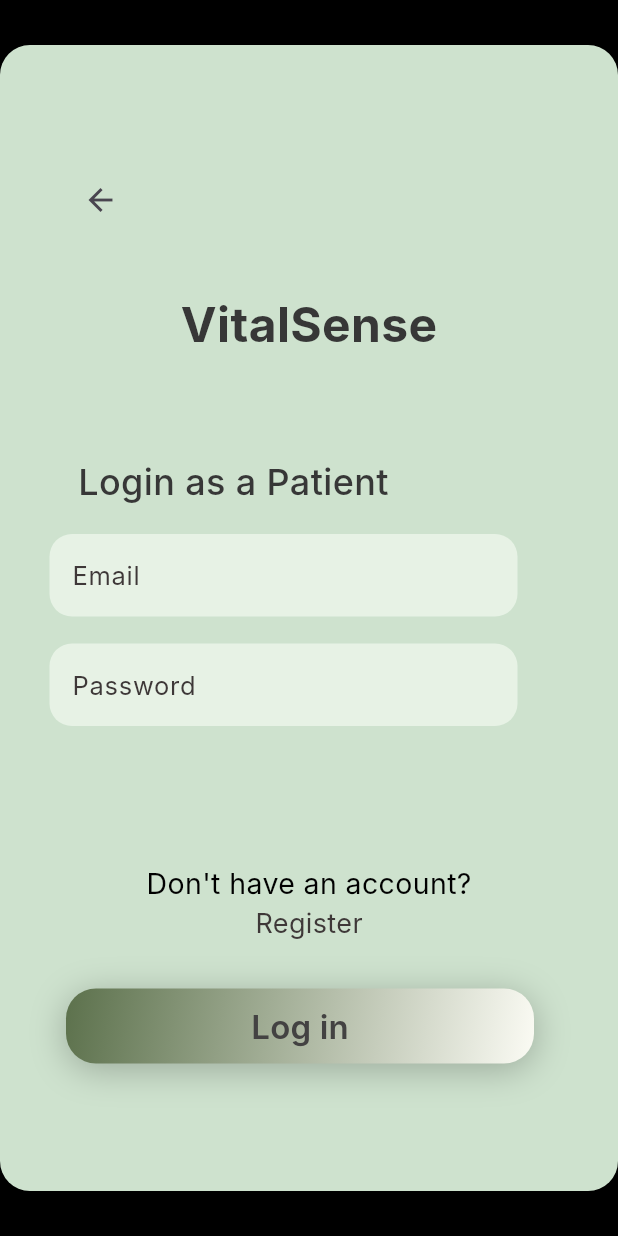
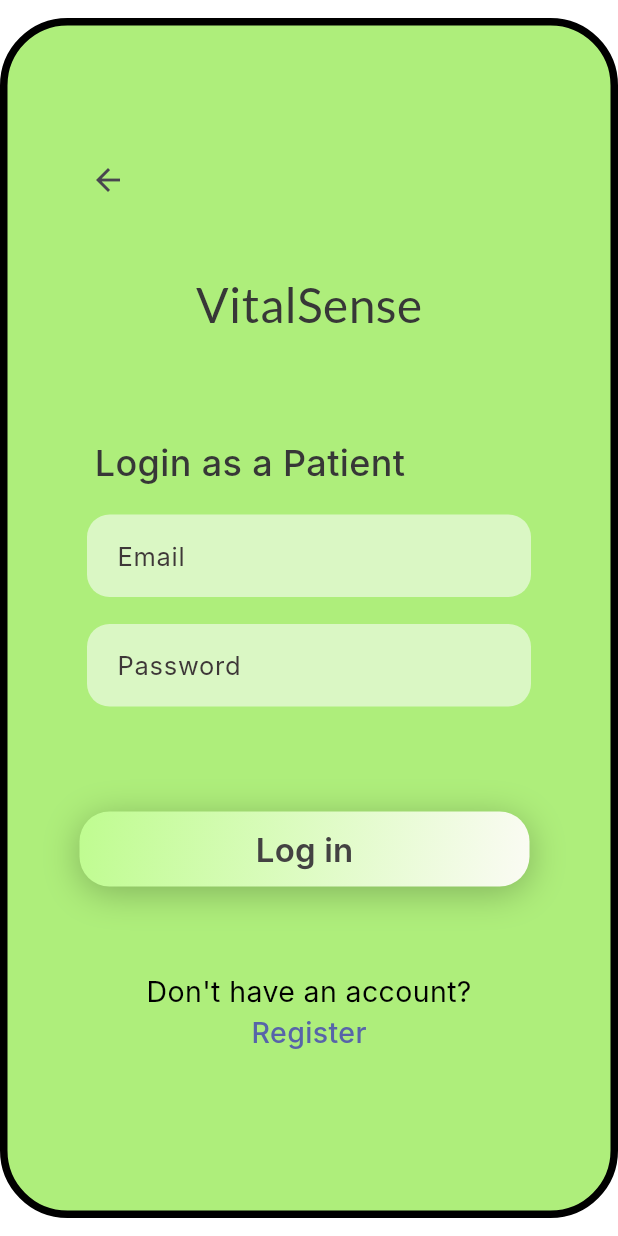
Before and after one commit to hibasiddiqui6/VitalSense, a Flutter app: the screen it shows after launch, after a tap on "Continue as", on a phone screen of 412 x 824 dp. Run offline on Flutter 3.47's test engine with Material 3 defaults, Android fonts, the phone set to English and light mode, and no system bars; our stand-ins replace google_fonts; Roboto replaces fonts that are missing (Inter).

Commit message:
welcome,login page pr frame laga diya hai baki pr lgana baki hai

```diff
--- a/lib/Modules/login_patient.dart
+++ b/lib/Modules/login_patient.dart
@@ -2,6 +2,7 @@ import 'package:flutter/material.dart';
 import 'register_patient.dart'; // Import the registration page
 import 'patient_landingPage.dart'; // Import the shirt_connection.dart page
 import 'package:vitalsense/services/api_client.dart'; // Import the ApiClient for login functionality
+import 'package:google_fonts/google_fonts.dart';
 
 class PatientLogin extends StatefulWidget {
   const PatientLogin({super.key});
@@ -18,13 +19,20 @@ class _PatientLoginState extends State<PatientLogin> {
 
   // Function to handle login
   Future<void> _login() async {
+    final email = _emailController.text.trim();
+    final password = _passwordController.text.trim();
+
+    if (email.isEmpty || password.isEmpty) {
+      setState(() {
+        _errorMessage = 'Email and password cannot be empty.';
+      });
+      return;
+    }
+
     setState(() {
       _isLoading = true;
       _errorMessage = null;
     });
-
-    final email = _emailController.text;
-    final password = _passwordController.text;
 
     // Call the login API
     final apiClient = ApiClient();
@@ -53,10 +61,19 @@ class _PatientLoginState extends State<PatientLogin> {
     double screenHeight = MediaQuery.of(context).size.height;
 
     return Scaffold(
-      backgroundColor: Colors.black,
+      backgroundColor: Colors.white,
       body: Center(
-        child: FlexibleContainer(
-          maxHeight: screenHeight - 60,
+        child: AnimatedOpacity(
+          opacity: 1.0,
+          duration: const Duration(seconds: 10),
+          child: Container(
+            width: 412,
+            height: 800, // Fixed height for the Google Pixel 9 frame
+            decoration: BoxDecoration(
+              color: const Color.fromARGB(255, 174, 238, 123),
+              borderRadius: BorderRadius.circular(45),
+              border: Border.all(width: 5, color: Colors.black), // Border width 5
+            ),
             child: SingleChildScrollView(
               child: Padding(
                 padding: const EdgeInsets.fromLTRB(33, 30, 33, 135),
@@ -80,14 +97,16 @@ class _PatientLoginState extends State<PatientLogin> {
                         style: const TextStyle(color: Colors.red, fontSize: 16),
                       ),
                     ],
-                  const SizedBox(height: 57),
-                  const RegisterPrompt(),
-                  const SizedBox(height: 30),
+                    const SizedBox(height: 35),
                     LoginButton(
                       isLoading: _isLoading,
                       onPressed: _login,
                     ),
+                    const SizedBox(height: 57),
+                    const RegisterPrompt(),
+                    const SizedBox(height: 30),
                   ],
+                ),
               ),
             ),
           ),
@@ -147,13 +166,11 @@ class TitleWidget extends StatelessWidget {
 
   @override
   Widget build(BuildContext context) {
-    return const Text(
+    return  Text(
       'VitalSense',
-      style: TextStyle(
+      style: GoogleFonts.lato(
         color: Color(0xFF373737),
         fontSize: 32,
-        fontWeight: FontWeight.w700,
-        fontFamily: 'Inter',
       ),
     );
   }
@@ -166,7 +183,7 @@ class LoginHeader extends StatelessWidget {
   @override
   Widget build(BuildContext context) {
     return const Padding(
-      padding: EdgeInsets.only(left: 19),
+      padding: EdgeInsets.only(left: 25),
       child: Text(
         'Login as a Patient',
         style: TextStyle(
@@ -196,18 +213,24 @@ class LoginForm extends StatelessWidget {
     return Form(
       child: Column(
         children: [
-          InputField(
+          Padding(
+            padding: const EdgeInsets.symmetric(horizontal: 20),
+            child: InputField(
               controller: emailController,
               labelText: 'Email',
               keyboardType: TextInputType.emailAddress,
               obscureText: false,
             ),
+          ),
           const SizedBox(height: 18),
-          InputField(
+          Padding(
+            padding: const EdgeInsets.symmetric(horizontal: 20),
+            child: InputField(
               controller: passwordController,
               labelText: 'Password',
               keyboardType: TextInputType.text,
               obscureText: true,
+            ),
           ),
         ],
       ),
@@ -235,7 +258,7 @@ class InputField extends StatelessWidget {
     return Container(
       height: 55,
       width: 312,
-      padding: const EdgeInsets.symmetric(horizontal: 15),
+      padding: const EdgeInsets.symmetric(horizontal: 20),
       decoration: BoxDecoration(
         color: const Color.fromRGBO(247, 253, 245, 1).withOpacity(0.6),
         borderRadius: BorderRadius.circular(15),
@@ -273,15 +296,15 @@ class LoginButton extends StatelessWidget {
   @override
   Widget build(BuildContext context) {
     return Padding(
-      padding: const EdgeInsets.only(left: 11),
+      padding: const EdgeInsets.only(left: 15),
       child: Container(
-        width: 312,
+        width: 300,
         height: 50,
         decoration: BoxDecoration(
           borderRadius: BorderRadius.circular(20),
           gradient: const LinearGradient(
             colors: [
-              Color(0xFF5C714C),
+              Color.fromARGB(255, 191, 252, 144),
               Color(0xFFFBFBF4),
             ],
             begin: Alignment.topLeft,
@@ -353,8 +376,9 @@ class RegisterPrompt extends StatelessWidget {
             child: const Text(
               'Register',
               style: TextStyle(
-                color: Color(0xFF3E3838),
-                fontSize: 18,
+                color: Color(0xFF5764A9),
+                fontSize: 19,
+                fontWeight: FontWeight.w500,
                 fontFamily: 'Inter',
               ),
             ),
--- a/lib/Modules/welcome_page.dart
+++ b/lib/Modules/welcome_page.dart
@@ -1,6 +1,7 @@
 import 'package:flutter/material.dart';
 import 'login_patient.dart'; // Import the login page for user
 import 'login_specialist.dart'; // Import the login page for user
+import 'package:google_fonts/google_fonts.dart';
 
 class WelcomePage extends StatelessWidget {
   const WelcomePage({super.key});
@@ -10,34 +11,44 @@ class WelcomePage extends StatelessWidget {
     double screenHeight = MediaQuery.of(context).size.height;
 
     return Scaffold(
-      backgroundColor: Colors.black,
+      backgroundColor: Colors.white,
       body: Center(
         child: SingleChildScrollView(
           child: Container(
-            width: 412, // Fixed width for the app
-            constraints: BoxConstraints(
-              maxHeight: screenHeight - 60 , // Use full screen height responsively
+            width: 400, // Frame width resembling the Google Pixel 9 screen size
+            height: 800, // Fixed height for Google Pixel 9
+            decoration: BoxDecoration(
+              color: Colors.white,
+              borderRadius: BorderRadius.circular(45),
+              border: Border.all(
+                color: Colors.black, // Black border for the mobile frame
+                width: 5, // Width of the border to make it look realistic
               ),
-            decoration: BoxDecoration(
-              border: Border.all(color: Colors.black), // Optional: border for visibility
-              color: Colors.white, // Background color
-              borderRadius: BorderRadius.circular(20),
+              boxShadow: [
+                BoxShadow(
+                  color: Colors.black.withOpacity(0.2),
+                  offset: Offset(0, 10),
+                  blurRadius: 15,
                 ),
+              ],
+            ),
+            child: ClipRRect(
+              borderRadius: BorderRadius.circular(40),
               child: Stack(
                 children: [
                   // Background image
                   Positioned.fill(
                     child: ClipRRect(
-                    borderRadius: BorderRadius.circular(20),
+                      borderRadius: BorderRadius.circular(40),
                       child: Image.asset(
                         'assets/background.png', // Replace with your image path
                         fit: BoxFit.cover,
                       ),
                     ),
                   ),
-                // Content
+                  // Content inside the frame
                   Padding(
-                  padding: const EdgeInsets.symmetric(horizontal: 38, vertical:90),
+                    padding: const EdgeInsets.symmetric(horizontal: 18, vertical: 120),
                     child: Column(
                       crossAxisAlignment: CrossAxisAlignment.center,
                       children: [
@@ -46,15 +57,16 @@ class WelcomePage extends StatelessWidget {
                           children: [
                             Text(
                               'Welcome to VitalSense',
-                            style: TextStyle(
-                              color: const Color(0xFF373737),
+                              style: GoogleFonts.lato(
                                 fontSize: 32,
-                              fontFamily: 'Inter',
-                              fontWeight: FontWeight.w700,
+                                fontWeight: FontWeight.bold,
                               ),
                             ),
                             const SizedBox(height: 10),
-                          Text(
+                            // Add margin to the SizedBox widget containing the text
+                            Container(
+                              margin: const EdgeInsets.fromLTRB(18,0,0,0), // Margin added here
+                              child: Text(
                                 'Your personal health companion for a healthier you!',
                                 style: TextStyle(
                                   color: const Color(0xFF343434),
@@ -64,6 +76,7 @@ class WelcomePage extends StatelessWidget {
                                 ),
                                 textAlign: TextAlign.left,
                               ),
+                            ),
                           ],
                         ),
                         const SizedBox(height: 50),
@@ -71,7 +84,7 @@ class WelcomePage extends StatelessWidget {
                         // Role Selection
                         Container(
                           constraints: const BoxConstraints(maxWidth: 336),
-                        margin: const EdgeInsets.symmetric(vertical: 150),
+                          margin: const EdgeInsets.symmetric(vertical: 70),
                           child: Row(
                             mainAxisAlignment: MainAxisAlignment.spaceBetween,
                             children: [
@@ -177,6 +190,7 @@ class WelcomePage extends StatelessWidget {
             ),
           ),
         ),
+      ),
     );
   }
 }
--- a/pubspec.yaml
+++ b/pubspec.yaml
@@ -32,6 +32,7 @@ dependencies:
     sdk: flutter
   http: ^1.2.2
   shared_preferences: ^2.0.15
+  google_fonts: ^5.0.0
 
 
   # The following adds the Cupertino Icons font to your application.
```
Also changed, not shown: pubspec.lock, 2 other files. Lines whose indentation alone changed are shown as unchanged.
